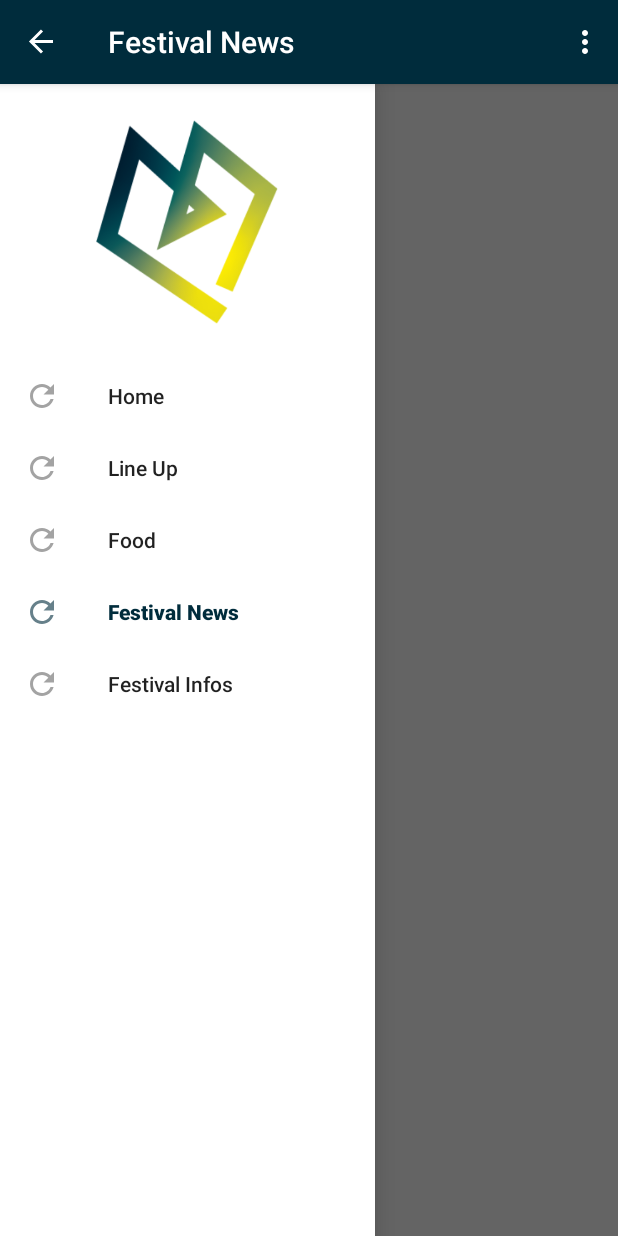
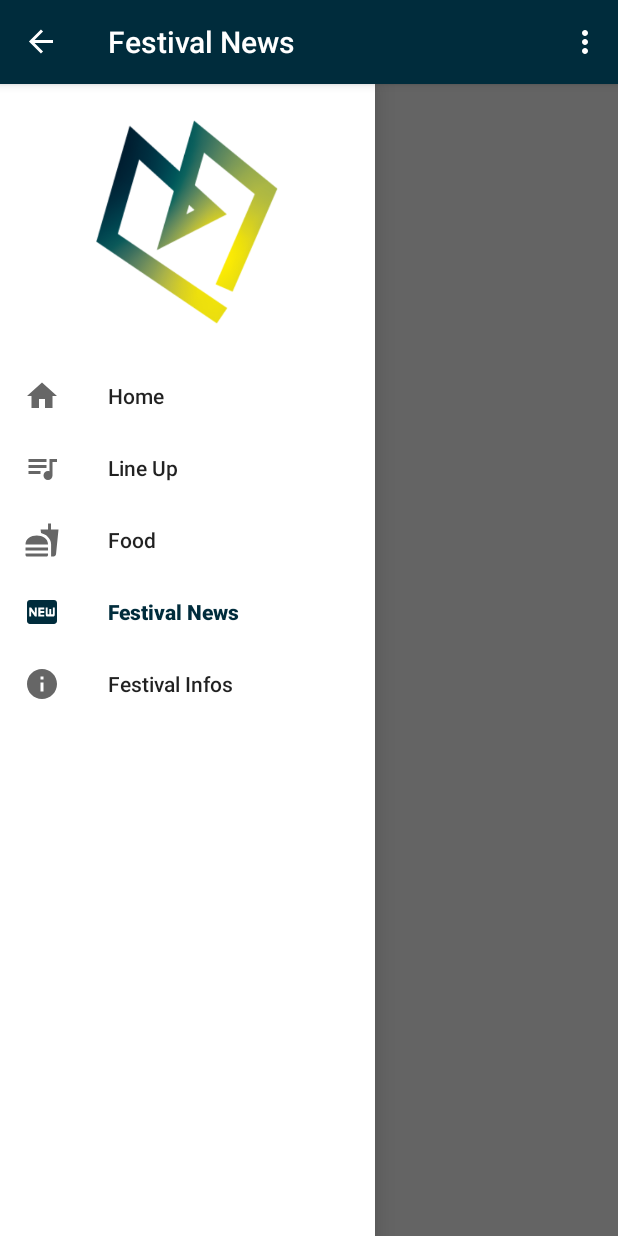
Before and after one commit to Kartell-der-Liebe/androidApp, an Android app: the FestivalNewsFragment screen opened through its navigation route, with the side drawer open, on a phone screen of 412 x 824 dp. Run offline under Robolectric (Android 15) with nearby library versions, the phone set to English and light mode, and no system bars; our stand-ins replace data binding, navigation-ui.

Commit message:
Neue Bilder für Menu

```diff
--- a/src/app/src/main/java/com/example/kartellderliebe/ui/FestivalNewsFragment.kt
+++ b/src/app/src/main/java/com/example/kartellderliebe/ui/FestivalNewsFragment.kt
@@ -3,26 +3,25 @@ package com.example.kartellderliebe.ui
 import android.annotation.SuppressLint
 import android.os.AsyncTask
 import android.os.Bundle
+import android.os.Handler
 import android.view.*
-import android.widget.ProgressBar
-import android.widget.Toolbar
+import android.widget.Toast
 import androidx.fragment.app.Fragment
 import androidx.navigation.findNavController
 import androidx.navigation.ui.NavigationUI
 import androidx.recyclerview.widget.LinearLayoutManager
 import androidx.recyclerview.widget.RecyclerView
-import com.example.kartellderliebe.MainActivity
+import androidx.swiperefreshlayout.widget.SwipeRefreshLayout
 import com.example.kartellderliebe.R
 import com.example.kartellderliebe.databinding.FragmentFestivalNewsBinding
 import com.example.kartellderliebe.rss.`interface`.FeedAdapter
 import com.example.kartellderliebe.rss.common.HTTPDataHandler
-import com.example.kartellderliebe.rss.model.Feed
 import com.example.kartellderliebe.rss.model.RSSObject
 import com.google.gson.Gson
 
-class FestivalNewsFragment : Fragment() {
+class FestivalNewsFragment : Fragment(), SwipeRefreshLayout.OnRefreshListener {
 
-    lateinit var toolbar: androidx.appcompat.widget.Toolbar
+    lateinit var swipeToRefresh : SwipeRefreshLayout
     lateinit var recyclerView: RecyclerView
     lateinit var rssObject: RSSObject
 
@@ -42,6 +41,9 @@ class FestivalNewsFragment : Fragment() {
 
         val linearLayoutManager = LinearLayoutManager(context)
         recyclerView.layoutManager = linearLayoutManager
+
+        swipeToRefresh = binding.swiperefresh
+        swipeToRefresh.setOnRefreshListener(this)
 
         loadRSS()
 
@@ -82,4 +84,10 @@ class FestivalNewsFragment : Fragment() {
     override fun onOptionsItemSelected(item: MenuItem): Boolean {
         return NavigationUI.onNavDestinationSelected(item, requireView().findNavController()) || super.onOptionsItemSelected(item)
     }
+
+    override fun onRefresh() {
+        Toast.makeText(context, "Refresh", Toast.LENGTH_SHORT).show();
+        loadRSS()
+        Handler().postDelayed(Runnable { swipeToRefresh.isRefreshing = false }, 2000)
+    }
 }
--- /dev/null
+++ b/src/app/src/main/res/drawable/ic_baseline_fastfood_24.xml
@@ -0,0 +1,10 @@
+<vector xmlns:android="http://schemas.android.com/apk/res/android"
+    android:width="24dp"
+    android:height="24dp"
+    android:viewportWidth="24"
+    android:viewportHeight="24"
+    android:tint="?attr/colorControlNormal">
+  <path
+      android:fillColor="@android:color/white"
+      android:pathData="M18.06,22.99h1.66c0.84,0 1.53,-0.64 1.63,-1.46L23,5.05h-5L18,1h-1.97v4.05h-4.97l0.3,2.34c1.71,0.47 3.31,1.32 4.27,2.26 1.44,1.42 2.43,2.89 2.43,5.29v8.05zM1,21.99L1,21h15.03v0.99c0,0.55 -0.45,1 -1.01,1L2.01,22.99c-0.56,0 -1.01,-0.45 -1.01,-1zM16.03,14.99c0,-8 -15.03,-8 -15.03,0h15.03zM1.02,17h15v2h-15z"/>
+</vector>
--- /dev/null
+++ b/src/app/src/main/res/drawable/ic_baseline_fiber_new_24.xml
@@ -0,0 +1,10 @@
+<vector xmlns:android="http://schemas.android.com/apk/res/android"
+    android:width="24dp"
+    android:height="24dp"
+    android:viewportWidth="24"
+    android:viewportHeight="24"
+    android:tint="?attr/colorControlNormal">
+  <path
+      android:fillColor="@android:color/white"
+      android:pathData="M20,4H4C2.89,4 2.01,4.89 2.01,6L2,18c0,1.11 0.89,2 2,2h16c1.11,0 2,-0.89 2,-2V6C22,4.89 21.11,4 20,4zM8.5,15H7.3l-2.55,-3.5V15H3.5V9h1.25l2.5,3.5V9H8.5V15zM13.5,10.26H11v1.12h2.5v1.26H11v1.11h2.5V15h-4V9h4V10.26zM20.5,14c0,0.55 -0.45,1 -1,1h-4c-0.55,0 -1,-0.45 -1,-1V9h1.25v4.51h1.13V9.99h1.25v3.51h1.12V9h1.25V14z"/>
+</vector>
--- /dev/null
+++ b/src/app/src/main/res/drawable/ic_baseline_home_24.xml
@@ -0,0 +1,10 @@
+<vector xmlns:android="http://schemas.android.com/apk/res/android"
+    android:width="24dp"
+    android:height="24dp"
+    android:viewportWidth="24"
+    android:viewportHeight="24"
+    android:tint="?attr/colorControlNormal">
+  <path
+      android:fillColor="@android:color/white"
+      android:pathData="M10,20v-6h4v6h5v-8h3L12,3 2,12h3v8z"/>
+</vector>
--- /dev/null
+++ b/src/app/src/main/res/drawable/ic_baseline_info_24.xml
@@ -0,0 +1,10 @@
+<vector xmlns:android="http://schemas.android.com/apk/res/android"
+    android:width="24dp"
+    android:height="24dp"
+    android:viewportWidth="24"
+    android:viewportHeight="24"
+    android:tint="?attr/colorControlNormal">
+  <path
+      android:fillColor="@android:color/white"
+      android:pathData="M12,2C6.48,2 2,6.48 2,12s4.48,10 10,10 10,-4.48 10,-10S17.52,2 12,2zM13,17h-2v-6h2v6zM13,9h-2L11,7h2v2z"/>
+</vector>
--- /dev/null
+++ b/src/app/src/main/res/drawable/ic_baseline_queue_music_24.xml
@@ -0,0 +1,10 @@
+<vector xmlns:android="http://schemas.android.com/apk/res/android"
+    android:width="24dp"
+    android:height="24dp"
+    android:viewportWidth="24"
+    android:viewportHeight="24"
+    android:tint="?attr/colorControlNormal">
+  <path
+      android:fillColor="@android:color/white"
+      android:pathData="M15,6L3,6v2h12L15,6zM15,10L3,10v2h12v-2zM3,16h8v-2L3,14v2zM17,6v8.18c-0.31,-0.11 -0.65,-0.18 -1,-0.18 -1.66,0 -3,1.34 -3,3s1.34,3 3,3 3,-1.34 3,-3L19,8h3L22,6h-5z"/>
+</vector>
--- a/src/app/src/main/res/menu/navdrawer_menu.xml
+++ b/src/app/src/main/res/menu/navdrawer_menu.xml
@@ -4,22 +4,22 @@
 
     <item
         android:id="@+id/homeFragment"
-        android:icon="@drawable/ic_refresh"
+        android:icon="@drawable/ic_baseline_home_24"
         android:title="Home" />
     <item
         android:id="@+id/actsMainFragment"
-        android:icon="@drawable/ic_refresh"
+        android:icon="@drawable/ic_baseline_queue_music_24"
         android:title="Line Up" />
     <item
         android:id="@+id/foodMainFragment"
-        android:icon="@drawable/ic_refresh"
+        android:icon="@drawable/ic_baseline_fastfood_24"
         android:title="Food" />
     <item
         android:id="@+id/festivalNewsFragment"
-        android:icon="@drawable/ic_refresh"
+        android:icon="@drawable/ic_baseline_fiber_new_24"
         android:title="Festival News" />
     <item
         android:id="@+id/festivalInfosMainFragment"
-        android:icon="@drawable/ic_refresh"
+        android:icon="@drawable/ic_baseline_info_24"
         android:title="Festival Infos" />
 </menu>
```
